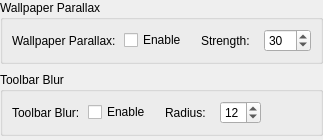
This is src/ui/dialogs/settings/appearanceeffectspanel.ui in EtherAura/Kartend as Qt 5 draws it before an edit. The edited form follows.
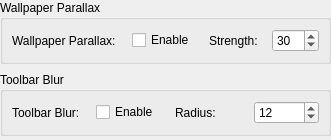
This is the edited form.

Commit message: feat(settings): pack section fields into even multi-column grids

Patch:
```diff
--- a/src/ui/dialogs/settings/appearanceeffectspanel.ui
+++ b/src/ui/dialogs/settings/appearanceeffectspanel.ui
@@ -11,12 +11,11 @@
    <item>
     <widget class="QGroupBox" name="appearanceParallaxGroupBox">
      <property name="title"><string>Wallpaper Parallax</string></property>
-     <layout class="QFormLayout" name="appearanceParallaxFormLayout">
-      <property name="horizontalSpacing"><number>8</number></property>
+     <layout class="QGridLayout" name="appearanceParallaxFormLayout">
+      <property name="horizontalSpacing"><number>16</number></property>
       <property name="verticalSpacing"><number>6</number></property>
-      <property name="fieldGrowthPolicy"><enum>QFormLayout::FieldGrowthPolicy::FieldsStayAtSizeHint</enum></property>
       <item row="0" column="0"><widget class="QLabel" name="label_wallpaperParallax"><property name="text"><string>Wallpaper Parallax:</string></property></widget></item>
-      <item row="0" column="1">
+      <item row="0" column="1" colspan="5">
        <layout class="QHBoxLayout" name="wallpaperParallaxLayout">
         <property name="spacing"><number>14</number></property>
         <item><widget class="QCheckBox" name="wallpaperParallaxCheckBox"><property name="text"><string>Enable</string></property><property name="toolTip"><string>Tie the image background's vertical position to the items scroll offset. Image bg only — video bgs are unaffected.</string></property></widget></item>
@@ -30,12 +29,11 @@
    <item>
     <widget class="QGroupBox" name="appearanceToolbarBlurGroupBox">
      <property name="title"><string>Toolbar Blur</string></property>
-     <layout class="QFormLayout" name="appearanceEffectsFormLayout">
-      <property name="horizontalSpacing"><number>8</number></property>
+     <layout class="QGridLayout" name="appearanceEffectsFormLayout">
+      <property name="horizontalSpacing"><number>16</number></property>
       <property name="verticalSpacing"><number>6</number></property>
-      <property name="fieldGrowthPolicy"><enum>QFormLayout::FieldGrowthPolicy::FieldsStayAtSizeHint</enum></property>
       <item row="0" column="0"><widget class="QLabel" name="label_toolbarBackdropBlur"><property name="text"><string>Toolbar Blur:</string></property></widget></item>
-      <item row="0" column="1">
+      <item row="0" column="1" colspan="5">
        <layout class="QHBoxLayout" name="toolbarBackdropBlurLayout">
         <property name="spacing"><number>14</number></property>
         <item><widget class="QCheckBox" name="toolbarBackdropBlurCheckBox"><property name="text"><string>Enable</string></property><property name="toolTip"><string>Use a blurred copy of the wallpaper as the toolbar background, mimicking macOS Vibrancy. Image bg only — no-op while a video bg is active.</string></property></widget></item>
```
The commit also changes 19 other files.
